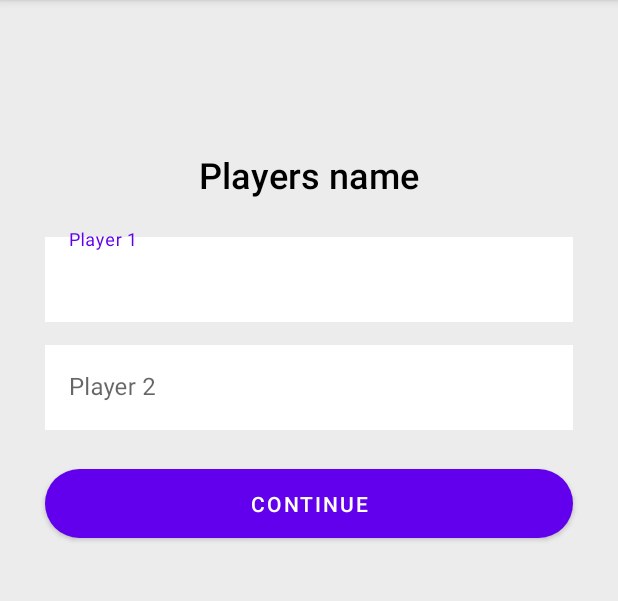
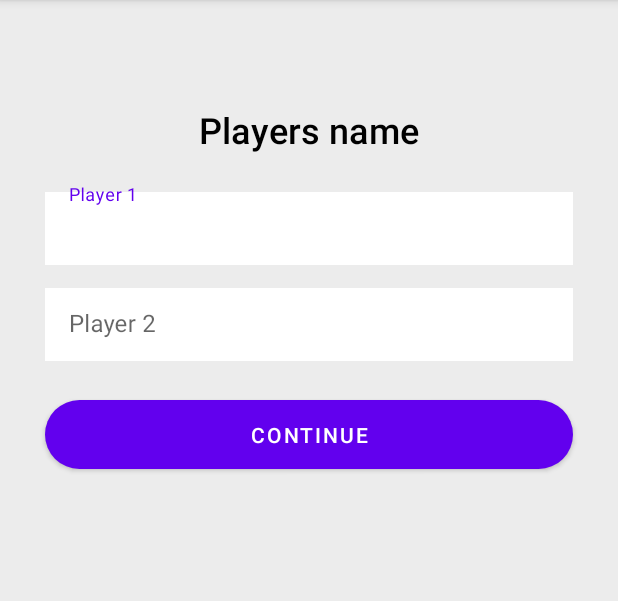
Before and after one commit to StefanyHF/TicTacToe-Android, an Android app: the PlayersActivity screen opened directly, with no data from a screen before it, on a phone screen of 412 x 824 dp, the part 84-685 px from its top. Run offline under Robolectric (Android 15) with nearby library versions, the phone set to English and light mode, and no system bars.

Commit message:
TicTacToe Android3

```diff
--- a/app/src/main/res/layout/activity_players.xml
+++ b/app/src/main/res/layout/activity_players.xml
@@ -11,7 +11,7 @@
         android:id="@+id/text_view_players"
         android:layout_width="wrap_content"
         android:layout_height="wrap_content"
-        android:layout_marginTop="100dp"
+        android:layout_marginTop="70dp"
         android:fontFamily="sans-serif-medium"
         android:text="@string/players_name"
         android:textColor="@color/black"
@@ -22,7 +22,7 @@
 
     <com.google.android.material.textfield.TextInputLayout
         android:id="@+id/textInputLayout_player1"
-        style="@style/Widget.MaterialComponents.TextInputLayout.OutlinedBox"
+        style="@style/Widget.MaterialComponents.TextInputLayout.OutlinedBox.Dense"
         android:layout_width="0dp"
         android:layout_height="wrap_content"
         android:layout_marginStart="30dp"
@@ -47,7 +47,7 @@
 
     <com.google.android.material.textfield.TextInputLayout
         android:id="@+id/textInputLayout_player2"
-        style="@style/Widget.MaterialComponents.TextInputLayout.OutlinedBox"
+        style="@style/Widget.MaterialComponents.TextInputLayout.OutlinedBox.Dense"
         android:layout_width="0dp"
         android:layout_height="wrap_content"
         android:layout_marginStart="30dp"
```
